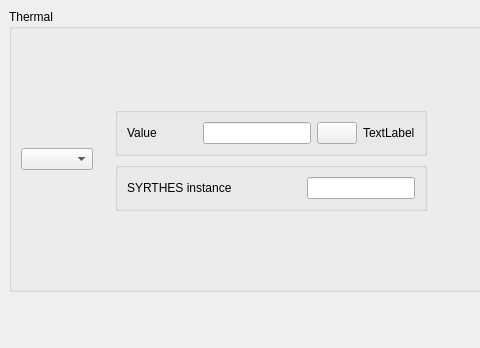
Before: the Qt Designer form python/code_saturne/gui/case/BoundaryConditionsEnergy.ui in code-saturne/code_saturne, drawn with Qt 5; both pictures show x 0 to 480 and y 0 to 348 of the 825 by 584 pixel window.
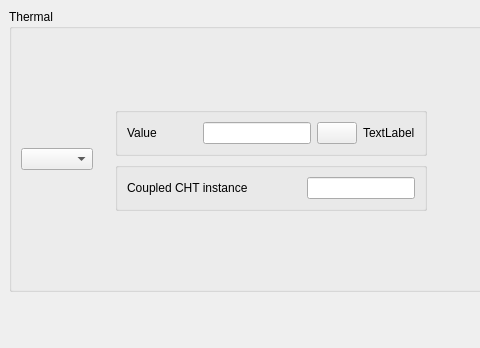
After: the same form once the commit is applied. Icons and pictures are not drawn.

Commit message:
[GUI] Update following introduction of thermal solver
  * Following the addition of the internal HTSolver, rename "Syrthes
    coupling" in the GUI to "CHT coupling"

The edit to the form file:
```diff
--- a/python/code_saturne/gui/case/BoundaryConditionsEnergy.ui
+++ b/python/code_saturne/gui/case/BoundaryConditionsEnergy.ui
@@ -154,7 +154,7 @@
              <item>
               <widget class="QLabel" name="label">
                <property name="text">
-                <string>SYRTHES instance</string>
+                <string>Coupled CHT instance</string>
                </property>
               </widget>
              </item>
```
Left out of the diff: 33 changed lines with no effect on the pictures. The commit also changes 5 other files.
